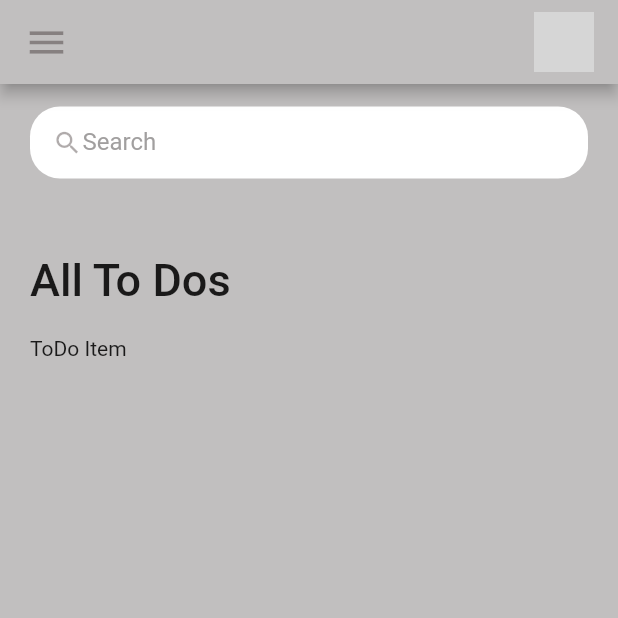
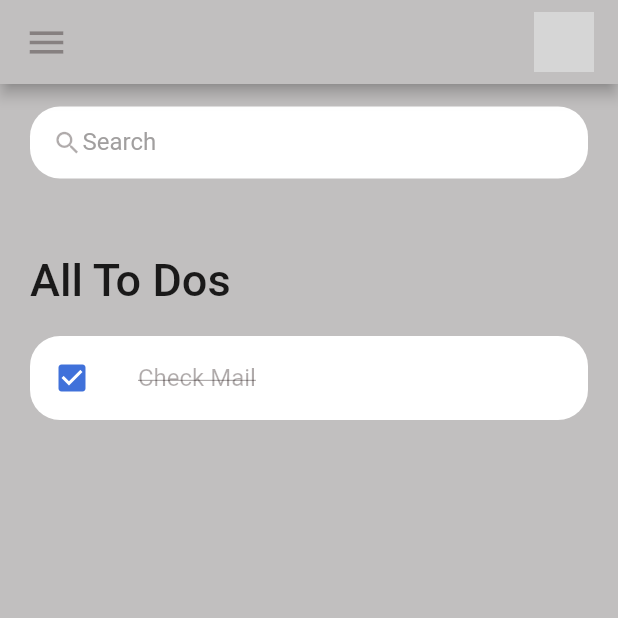
Before and after one commit to kirtijangid/To-Do_app, a Flutter app: the screen it shows after launch, on a phone screen of 412 x 824 dp, the top half of it. Run offline on Flutter 3.47's test engine with Material 2 defaults, Android fonts, the phone set to English and light mode, and no system bars; grey boxes are pictures that could not be loaded.

Commit message:
adding another container with a checkbox icon and text in it

```diff
--- a/lib/widgets/todo_item.dart
+++ b/lib/widgets/todo_item.dart
@@ -1,4 +1,5 @@
 import 'package:flutter/material.dart';
+import 'package:todo_app/constants/colors.dart';
 
 class ToDoItem extends StatelessWidget {
   const ToDoItem({super.key});
@@ -6,7 +7,23 @@ class ToDoItem extends StatelessWidget {
   @override
   Widget build(BuildContext context) {
     return Container(
-      child: Text('ToDo Item'),
-    );
+        child: ListTile(
+            onTap: () {},
+            shape: RoundedRectangleBorder(
+              borderRadius: BorderRadius.circular(20),
+            ),
+            tileColor: Colors.white,
+            leading: Icon(
+              Icons.check_box,
+              color: tdBlue,
+            ),
+            title: Text(
+              'Check Mail',
+              style: TextStyle(
+                fontSize: 16,
+                color: tdBlack,
+                decoration: TextDecoration.lineThrough,
+              ),
+            )));
   }
 }
```
